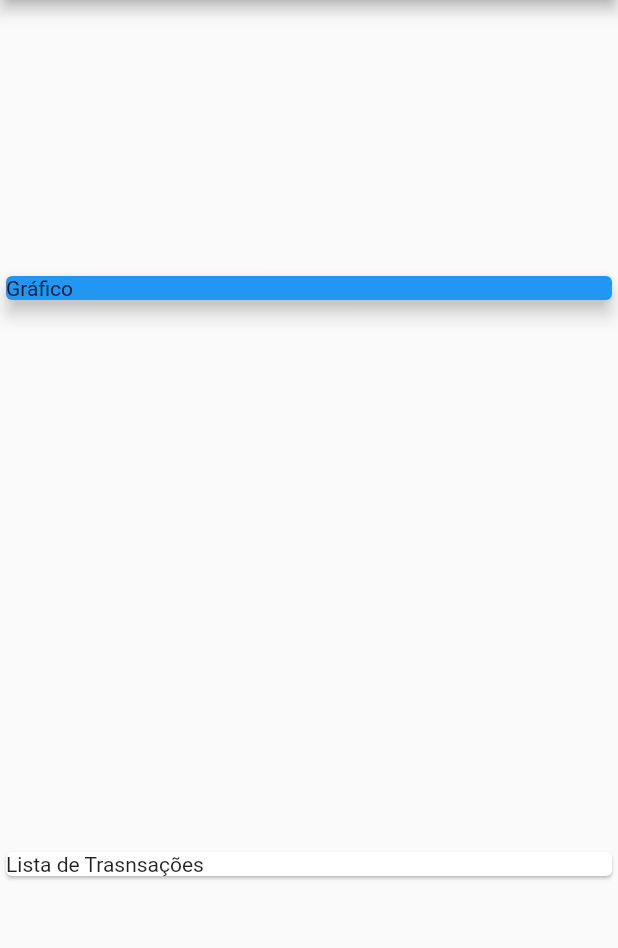
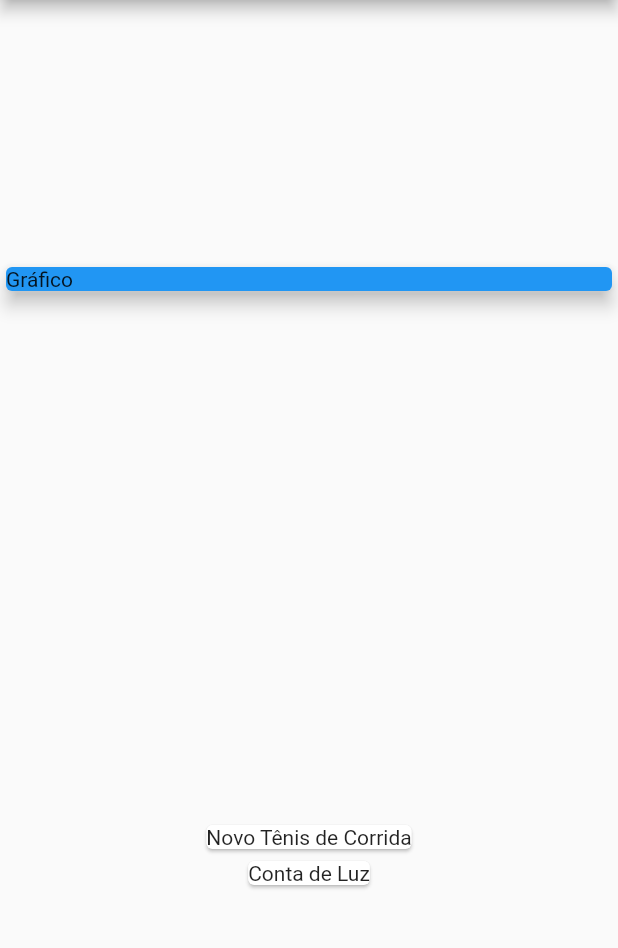
Before and after one commit to EduSilvaMendonca/despesas_pessoais, a Flutter app: the screen it shows after launch, on a phone screen of 412 x 824 dp, the part 84-1032 px from its top. Run offline on Flutter 3.47's test engine with Material 2 defaults, Android fonts, the phone set to English and light mode, and no system bars.

Commit message:
Mapeando Dados para Widgets

```diff
--- a/lib/main.dart
+++ b/lib/main.dart
@@ -43,8 +43,12 @@ class MyHomePage extends StatelessWidget {
               elevation: 5,
             ),
           ),
-          Card(
-            child: Text('Lista de Trasnsações'),
+          Column(
+            children: _transactions.map((tr) {
+              return Card(
+                child: Text(tr.title),
+              );
+            }).toList(),
           )
         ],
       ),
```
